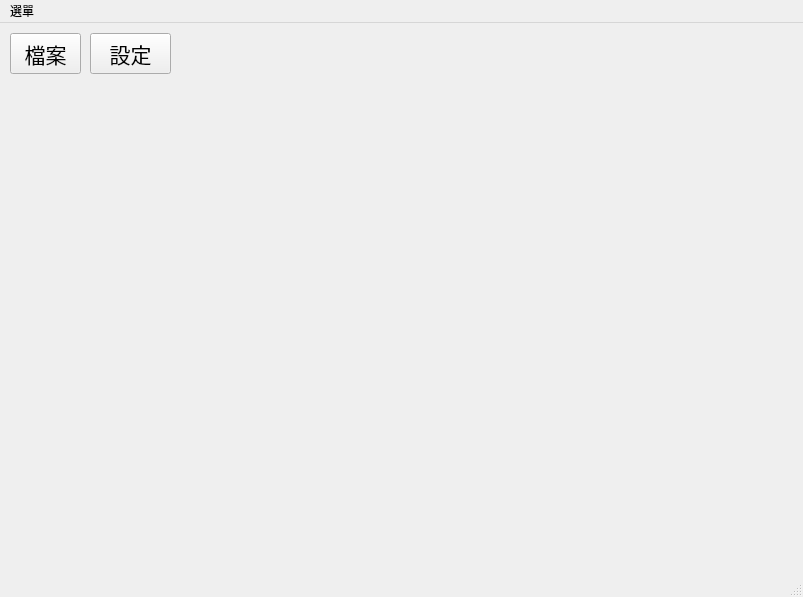
First picture: the form in MainWindow.ui, repository Night2155/ImageProcessing, before the edit.
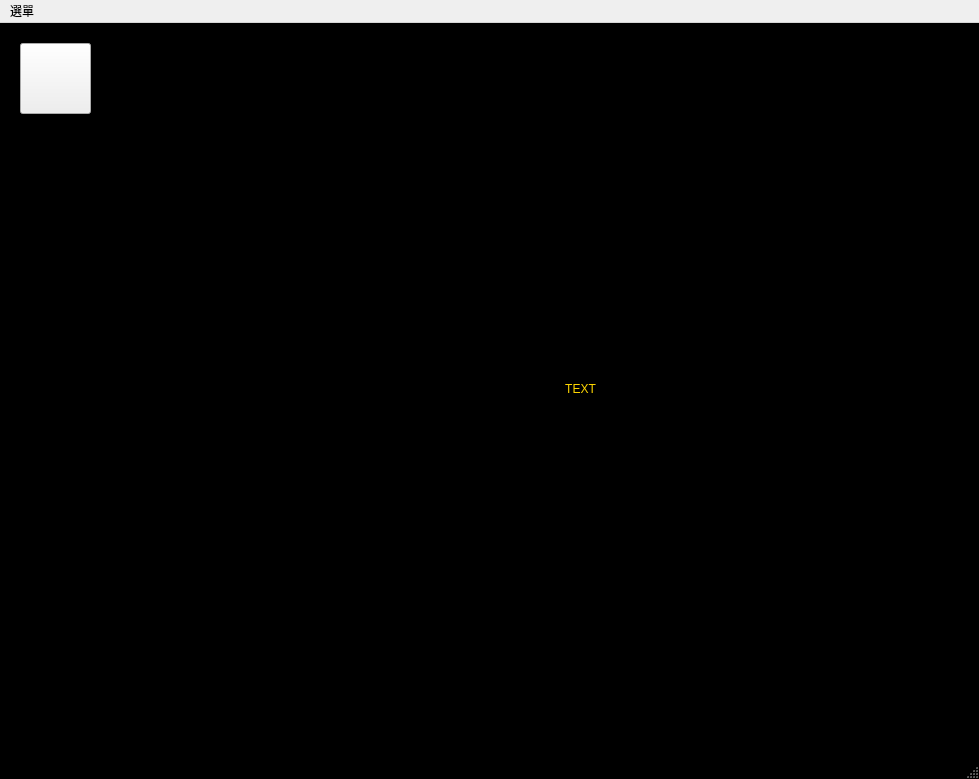
Second picture: the form after the edit. Icons and pictures are not drawn.

```diff
--- a/MainWindow.ui
+++ b/MainWindow.ui
@@ -6,21 +6,33 @@
    <rect>
     <x>0</x>
     <y>0</y>
-    <width>803</width>
-    <height>597</height>
+    <width>979</width>
+    <height>779</height>
    </rect>
   </property>
   <property name="windowTitle">
    <string>影像處理平台</string>
   </property>
+  <property name="autoFillBackground">
+   <bool>false</bool>
+  </property>
+  <property name="styleSheet">
+   <string notr="true">#MainWindow, #centralwidget, #ImageLabel{
+	background-color : rgb(0, 0, 0);
+	color: gold;
+}
+#File_Btn{
+	border-image:url(image/Setting_icon.ico) 0 0 0 0 stretch  stretch;
+}</string>
+  </property>
   <widget class="QWidget" name="centralwidget">
    <widget class="QPushButton" name="File_Btn">
     <property name="geometry">
      <rect>
-      <x>10</x>
-      <y>10</y>
+      <x>20</x>
+      <y>20</y>
       <width>71</width>
-      <height>41</height>
+      <height>71</height>
      </rect>
     </property>
     <property name="font">
@@ -29,40 +41,33 @@
       <pointsize>16</pointsize>
      </font>
     </property>
-    <property name="text">
-     <string>檔案</string>
+    <property name="contextMenuPolicy">
+     <enum>Qt::DefaultContextMenu</enum>
     </property>
    </widget>
-   <widget class="QToolButton" name="toolButton">
+   <widget class="QLabel" name="ImageLabel">
     <property name="geometry">
      <rect>
-      <x>90</x>
-      <y>10</y>
-      <width>81</width>
-      <height>41</height>
+      <x>190</x>
+      <y>0</y>
+      <width>781</width>
+      <height>731</height>
      </rect>
     </property>
-    <property name="font">
-     <font>
-      <family>標楷體</family>
-      <pointsize>16</pointsize>
-     </font>
+    <property name="mouseTracking">
+     <bool>false</bool>
     </property>
-    <property name="text">
-     <string>設定</string>
+    <property name="autoFillBackground">
+     <bool>false</bool>
     </property>
-   </widget>
-   <widget class="QLabel" name="label">
-    <property name="geometry">
-     <rect>
-      <x>50</x>
-      <y>90</y>
-      <width>631</width>
-      <height>391</height>
-     </rect>
+    <property name="frameShape">
+     <enum>QFrame::NoFrame</enum>
     </property>
     <property name="text">
-     <string/>
+     <string>TEXT</string>
+    </property>
+    <property name="alignment">
+     <set>Qt::AlignCenter</set>
     </property>
    </widget>
   </widget>
@@ -71,7 +76,7 @@
     <rect>
      <x>0</x>
      <y>0</y>
-     <width>803</width>
+     <width>979</width>
      <height>21</height>
     </rect>
    </property>
```
Left out of the diff: 3 changed lines with no effect on the pictures.
